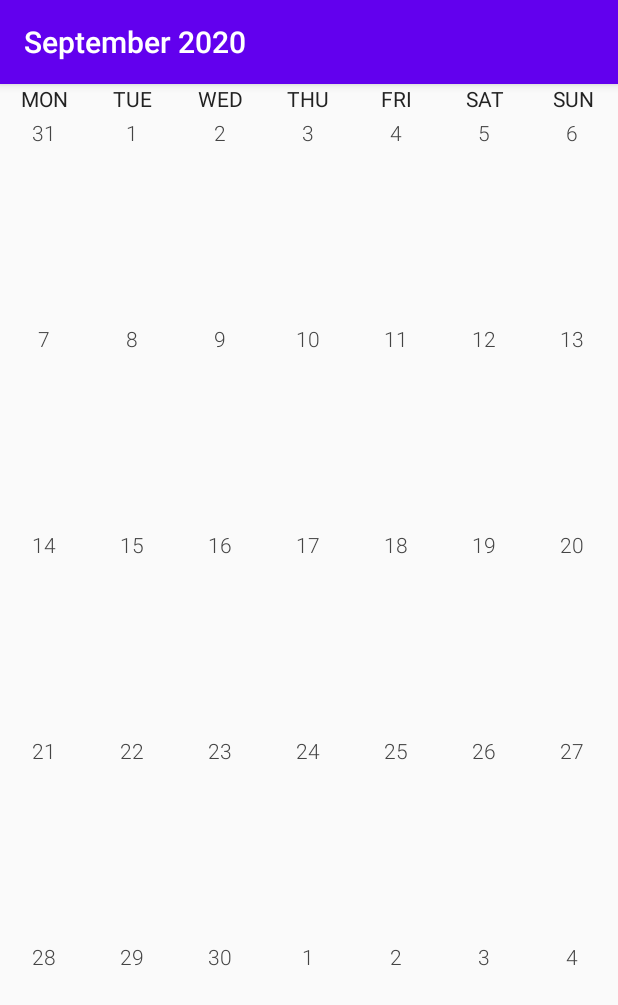
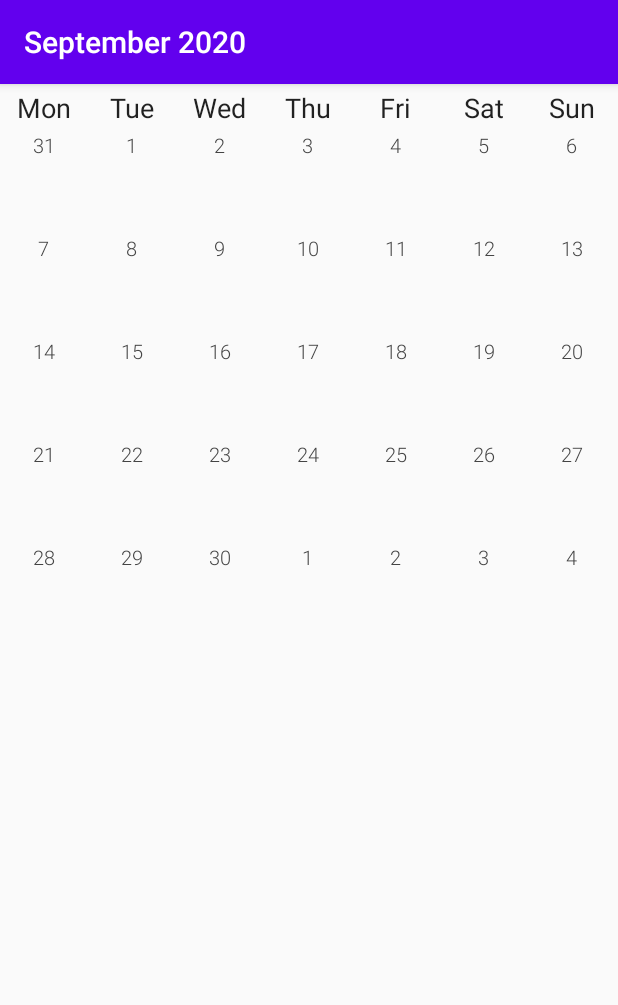
Before and after one commit to basbaer/Baked, an Android app: the screen it shows after launch (MainActivity), on a phone screen of 412 x 824 dp. Shown: the top 1005 px of the screen. Run offline under Robolectric (Android 15) with nearby library versions, the phone set to English and light mode, and no system bars.

Commit message:
Calendar now working

```diff
--- a/app/src/main/java/com/basbaer/baked/CalendarAdapter.java
+++ b/app/src/main/java/com/basbaer/baked/CalendarAdapter.java
@@ -1,52 +1,44 @@
 package com.basbaer.baked;
 
-import android.app.Activity;
 import android.content.Context;
 import android.content.Intent;
+import android.graphics.Color;
 import android.view.LayoutInflater;
 import android.view.View;
 import android.view.ViewGroup;
-import android.widget.ArrayAdapter;
 import android.widget.BaseAdapter;
-import android.widget.ListAdapter;
 import android.widget.TextView;
 
-import androidx.annotation.NonNull;
-import androidx.annotation.Nullable;
-import androidx.constraintlayout.widget.ConstraintLayout;
-
-import java.security.AccessControlContext;
-import java.util.ArrayList;
 import java.util.Calendar;
-import java.util.Date;
-import java.util.HashSet;
+import java.util.HashMap;
+import java.util.Locale;
 
 class CalendarAdapter extends BaseAdapter {
 
-    private ArrayList<Calendar> datesAL;
+    private HashMap<Integer, Calendar> datesHashMap;
     private final Context context;
-    private TextView textView;
-    private int paddingBottom;
+    private TextView datesTextView;
 
 
-    public CalendarAdapter(Context context, ArrayList<Calendar> datesAL, int paddingBottom){
+
+    public CalendarAdapter(Context context, HashMap<Integer, Calendar> datesAL){
         super();
 
         this.context = context;
-        this.datesAL = datesAL;
-        this.paddingBottom = paddingBottom;
+        this.datesHashMap = datesAL;
+
 
     }
 
 
     @Override
     public int getCount() {
-        return datesAL.size();
+        return datesHashMap.size();
     }
 
     @Override
     public Object getItem(int position) {
-        return datesAL.get(position);
+        return datesHashMap.get(position);
     }
 
     @Override
@@ -60,28 +52,38 @@ class CalendarAdapter extends BaseAdapter {
         //inflates the View with the custom_calendar_day.xml
         convertView = LayoutInflater.from(context).inflate(R.layout.custom_calendar_day, parent, false);
 
-
-        textView = convertView.findViewById(R.id.daysTV);
-
-        textView.setPadding(5,5,5, paddingBottom);
-
-        int displayedDate = datesAL.get(position).get(Calendar.DAY_OF_MONTH);
-
-        textView.setText(String.valueOf(displayedDate));
-
-        textView.setClickable(false);
-
-        //gets the constraint layout
-        ConstraintLayout cl = convertView.findViewById(R.id.daysCL);
+        datesTextView = convertView.findViewById(R.id.daysTV);
 
 
-        convertView.setOnClickListener(new View.OnClickListener() {
+        Calendar displayedDate = datesHashMap.get(position);
+
+        if(position < 7){
+
+            datesTextView.setText(displayedDate.getDisplayName(Calendar.DAY_OF_WEEK, Calendar.SHORT, Locale.getDefault()));
+
+            //design
+            datesTextView.setTextColor(Color.parseColor("#222222"));
+            datesTextView.setTextAppearance(R.style.TextAppearance_AppCompat_Body1);
+            datesTextView.setTextSize(18f);
+            datesTextView.setPadding(5,5,5,5);
+
+        }else{
+
+
+            datesTextView.setText(String.valueOf(displayedDate.get(Calendar.DAY_OF_MONTH)));
+
+        }
+
+
+
+
+        datesTextView.setOnClickListener(new View.OnClickListener() {
             @Override
             public void onClick(View v) {
 
                 Intent intent = new Intent(context, AddActivity.class);
 
-                long dateInSeconds = datesAL.get(position).getTime().getTime();
+                long dateInSeconds = datesHashMap.get(position).getTime().getTime();
 
                 intent.putExtra("date", dateInSeconds);
 
@@ -93,6 +95,6 @@ class CalendarAdapter extends BaseAdapter {
             }
         });
 
-        return textView;
+        return datesTextView;
     }
 }
--- a/app/src/main/java/com/basbaer/baked/MainActivity.java
+++ b/app/src/main/java/com/basbaer/baked/MainActivity.java
@@ -19,7 +19,9 @@ import com.basbaer.baked.databinding.ActivityMainBinding;
 import java.util.ArrayList;
 import java.util.Calendar;
 import java.util.Date;
+import java.util.HashMap;
 import java.util.Locale;
+import java.util.Map;
 
 public class MainActivity extends AppCompatActivity {
 
@@ -124,7 +126,7 @@ public class MainActivity extends AppCompatActivity {
                 + calendar.get(Calendar.YEAR));
 
 
-        calendarAdapter = new CalendarAdapter(this, getDatesToBeDisplayed((Calendar) calendar.clone()), getPaddingBottom());
+        calendarAdapter = new CalendarAdapter(this, getDatesToBeDisplayed((Calendar) calendar.clone()));
 
 
 
@@ -133,11 +135,31 @@ public class MainActivity extends AppCompatActivity {
 
     }
 
-    private ArrayList<Calendar> getDatesToBeDisplayed(Calendar calendar) {
+    private HashMap<Integer, Calendar> getDatesToBeDisplayed(Calendar calendar) {
+        //HashMap where the key says if it's for the weekdays in the first line(key = 0 - 6) or for the
+        //actual dates (key = 7 - ...)
+        HashMap<Integer, Calendar> allDisplayedDatesAL = new HashMap<Integer, Calendar>();
 
-        ArrayList<Calendar> allDisplayedDatesAL = new ArrayList<>();
+        //Calendar instance to loop through the week days
+        Calendar weekdayscalendar = Calendar.getInstance();
 
-        //determint how many day have to be added at the end
+        weekdayscalendar.set(Calendar.DAY_OF_WEEK, 2);
+
+        for(int i = 0; i < 7; i++){
+
+            allDisplayedDatesAL.put(i, (Calendar) weekdayscalendar.clone());
+
+            weekdayscalendar.set(Calendar.DAY_OF_WEEK, weekdayscalendar.get(Calendar.DAY_OF_WEEK) +1);
+
+        }
+
+        Log.i("AL", weekdayscalendar.toString());
+
+
+
+
+
+        //determine how many day have to be added at the end
 
         //amount of days in this month (needed later)
         int amountOfDaysThisMonth = calendar.getActualMaximum(Calendar.DAY_OF_MONTH);
@@ -181,11 +203,16 @@ public class MainActivity extends AppCompatActivity {
         //determining how many dates have to be displayed
         int amountOfDates = displayedPastDays + amountOfDaysThisMonth + weekDaysToBeAdded;
 
+        //sets the key
+        int keySeter = 7;
+
         //adding all needed dates to the ArrayList
-        while (allDisplayedDatesAL.size() < amountOfDates) {
+        while (allDisplayedDatesAL.size()-7 < amountOfDates) {
 
             //adds the first date that should be displayed
-            allDisplayedDatesAL.add((Calendar) calendar.clone());
+            allDisplayedDatesAL.put(keySeter, (Calendar) calendar.clone());
+
+            keySeter++;
 
             //jumps one day forward
             calendar.add(Calendar.DAY_OF_MONTH, 1);
@@ -196,7 +223,7 @@ public class MainActivity extends AppCompatActivity {
 
     }
 
-    private int getPaddingBottom() {
+    /*private int getPaddingBottom() {
 
         DisplayMetrics dM = new DisplayMetrics();
         getWindowManager().getDefaultDisplay().getMetrics(dM);
@@ -211,12 +238,18 @@ public class MainActivity extends AppCompatActivity {
         }
 
 
+
+
         int maximumHeightOfOneCell = (displayHeight - actionBarHeight - activityMainBinding.daysLL.getHeight()) / 6;
 
-        return maximumHeightOfOneCell - 20;
+        Log.i("height", String.valueOf(maximumHeightOfOneCell));
+
+        return maximumHeightOfOneCell - 75;
 
 
     }
+    */
+
 
     private void setUpActivitiesDB() {
 
--- a/app/src/main/java/com/basbaer/baked/MyCalendarView.java
+++ /dev/null
@@ -1,12 +0,0 @@
-package com.basbaer.baked;
-
-import android.content.Context;
-
-import androidx.annotation.NonNull;
-import androidx.constraintlayout.widget.ConstraintLayout;
-
-public class MyCalendarView extends ConstraintLayout {
-    public MyCalendarView(@NonNull Context context) {
-        super(context);
-    }
-}
--- a/app/src/main/res/layout/activity_main.xml
+++ b/app/src/main/res/layout/activity_main.xml
@@ -1,5 +1,6 @@
 <?xml version="1.0" encoding="utf-8"?>
-<androidx.constraintlayout.widget.ConstraintLayout xmlns:android="http://schemas.android.com/apk/res/android"
+<androidx.constraintlayout.widget.ConstraintLayout
+    xmlns:android="http://schemas.android.com/apk/res/android"
     xmlns:app="http://schemas.android.com/apk/res-auto"
     xmlns:tools="http://schemas.android.com/tools"
     android:layout_width="match_parent"
@@ -10,132 +11,20 @@
     <!-- Set up the calendar -->
 
     <!-- Set up the columns that show Mon, Tue, Wed... -->
-    <LinearLayout
-        android:id="@+id/daysLL"
-        android:layout_width="match_parent"
-        android:layout_height="wrap_content"
-        app:layout_constraintVertical_bias="0.0"
-
-        app:layout_constraintTop_toTopOf="parent"
-        app:layout_constraintBottom_toBottomOf="parent"
-        app:layout_constraintEnd_toEndOf="parent"
-        app:layout_constraintStart_toStartOf="parent">
-
-
-
-        <TextView
-            android:id="@+id/monTV"
-            android:layout_width="0dp"
-            android:layout_height="wrap_content"
-            android:layout_weight="1"
-            android:gravity="center_horizontal"
-            android:textColor="#222222"
-            android:text="MON"
-
-            app:layout_constraintStart_toStartOf="parent"
-            app:layout_constraintTop_toTopOf="parent"
-            app:layout_constraintBottom_toBottomOf="parent"
-            app:layout_constraintEnd_toStartOf="@+id/tueTV"/>
-
-        <TextView
-            android:id="@+id/tueTV"
-            android:layout_width="0dp"
-            android:layout_height="wrap_content"
-            android:layout_weight="1"
-            android:gravity="center_horizontal"
-            android:textColor="#222222"
-            android:text="TUE"
-
-            app:layout_constraintStart_toEndOf="@id/monTV"
-            app:layout_constraintTop_toTopOf="parent"
-            app:layout_constraintBottom_toBottomOf="parent"
-            app:layout_constraintEnd_toStartOf="@+id/wedTV"/>
-
-        <TextView
-            android:id="@+id/wedTV"
-            android:layout_width="0dp"
-            android:layout_height="wrap_content"
-            android:layout_weight="1"
-            android:gravity="center_horizontal"
-            android:textColor="#222222"
-            android:text="WED"
-
-            app:layout_constraintStart_toEndOf="@id/tueTV"
-            app:layout_constraintTop_toTopOf="parent"
-            app:layout_constraintBottom_toBottomOf="parent"
-            app:layout_constraintEnd_toStartOf="@+id/thuTV"/>
-
-        <TextView
-            android:id="@+id/thuTV"
-            android:layout_width="0dp"
-            android:layout_height="wrap_content"
-            android:layout_weight="1"
-            android:gravity="center_horizontal"
-            android:textColor="#222222"
-            android:text="THU"
-
-            app:layout_constraintStart_toEndOf="@id/wedTV"
-            app:layout_constraintTop_toTopOf="parent"
-            app:layout_constraintBottom_toBottomOf="parent"
-            app:layout_constraintEnd_toStartOf="@+id/friTV"/>
-
-        <TextView
-            android:id="@+id/friTV"
-            android:layout_width="0dp"
-            android:layout_height="wrap_content"
-            android:layout_weight="1"
-            android:gravity="center_horizontal"
-            android:textColor="#222222"
-            android:text="FRI"
-
-            app:layout_constraintStart_toEndOf="@id/thuTV"
-            app:layout_constraintTop_toTopOf="parent"
-            app:layout_constraintBottom_toBottomOf="parent"
-            app:layout_constraintEnd_toStartOf="@+id/satTV"/>
-
-        <TextView
-            android:id="@+id/satTV"
-            android:layout_width="0dp"
-            android:layout_height="wrap_content"
-            android:layout_weight="1"
-            android:gravity="center_horizontal"
-            android:textColor="#222222"
-            android:text="SAT"
-
-            app:layout_constraintStart_toEndOf="@id/satTV"
-            app:layout_constraintTop_toTopOf="parent"
-            app:layout_constraintBottom_toBottomOf="parent"
-            app:layout_constraintEnd_toStartOf="@+id/sunTV"/>
-
-        <TextView
-            android:id="@+id/sunTV"
-            android:layout_width="0dp"
-            android:layout_height="wrap_content"
-            android:layout_weight="1"
-            android:gravity="center_horizontal"
-            android:textColor="#222222"
-            android:text="SUN"
-
-            app:layout_constraintStart_toEndOf="@id/satTV"
-            app:layout_constraintTop_toTopOf="parent"
-            app:layout_constraintBottom_toBottomOf="parent"
-            app:layout_constraintEnd_toEndOf="parent"/>
 
 
 
 
-    </LinearLayout>
 
 
     <GridView
         android:id="@+id/calendarGridView"
         android:layout_width="match_parent"
-        android:layout_height="wrap_content"
+        android:layout_height="match_parent"
 
 
+        android:gravity="center_horizontal"
         android:numColumns="7"
-        app:layout_constraintVertical_bias="0.0"
-        android:gravity="center_horizontal"
         android:stretchMode="columnWidth"
 
 
@@ -143,8 +32,7 @@
         app:layout_constraintEnd_toEndOf="parent"
         app:layout_constraintHorizontal_bias="0.0"
         app:layout_constraintStart_toStartOf="parent"
-        app:layout_constraintTop_toBottomOf="@+id/daysLL"
-        />
+        app:layout_constraintTop_toTopOf="parent" />
 
     <!-- Set up the calendar -->
 
--- a/app/src/main/res/layout/custom_calendar_day.xml
+++ b/app/src/main/res/layout/custom_calendar_day.xml
@@ -13,12 +13,9 @@
 
         android:fontFamily="sans-serif-light"
         android:textColor="#444444"
+        android:textSize="13sp"
+
         android:paddingBottom="50dp"
-
-        android:focusableInTouchMode="false"
-        android:clickable="false"
-        android:focusable="false"
-
 
 
         app:layout_constraintStart_toStartOf="parent"
@@ -26,21 +23,8 @@
         app:layout_constraintTop_toTopOf="parent"
         app:layout_constraintBottom_toBottomOf="parent"/>
 
-    <androidx.constraintlayout.widget.ConstraintLayout
-        android:layout_width="match_parent"
-        android:layout_height="match_parent"
-
-        android:background="@color/colorAccent"
-
-        app:layout_constraintStart_toStartOf="parent"
-        app:layout_constraintEnd_toEndOf="parent"
-        app:layout_constraintTop_toBottomOf="@id/daysTV"
-        app:layout_constraintBottom_toBottomOf="parent">
 
 
 
 
-    </androidx.constraintlayout.widget.ConstraintLayout>
-
-
 </androidx.constraintlayout.widget.ConstraintLayout>
```
